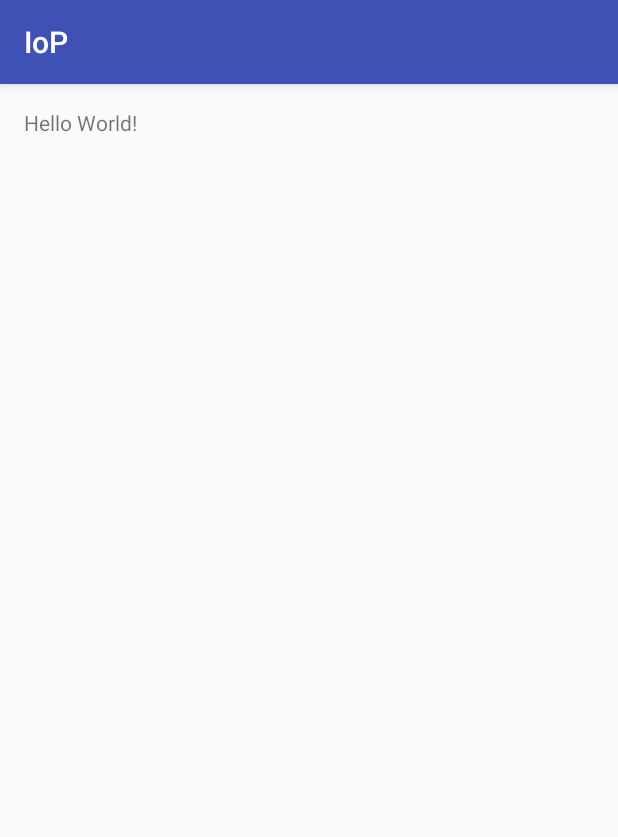
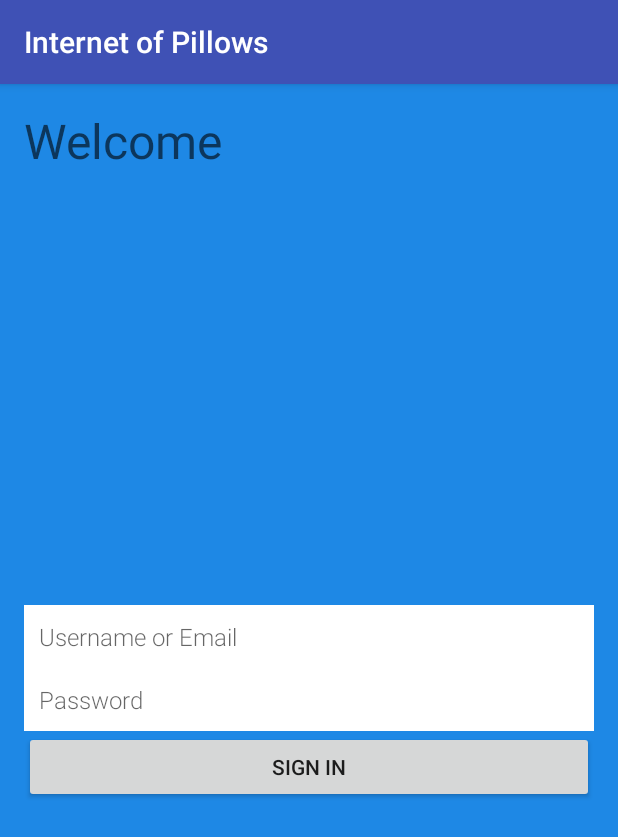
Before and after one commit to g-suraj/ICHack2017, an Android app: the screen it shows after launch (MainActivity), on a phone screen of 412 x 824 dp. Shown: the top 837 px of the screen. Run offline under Robolectric (Android 15) with nearby library versions, the phone set to English and light mode, and no system bars.

Commit message:
Basic login screen

```diff
--- a/IoP/app/src/main/AndroidManifest.xml
+++ b/IoP/app/src/main/AndroidManifest.xml
@@ -8,6 +8,7 @@
         android:label="@string/app_name"
         android:supportsRtl="true"
         android:theme="@style/AppTheme">
+
         <activity android:name=".MainActivity">
             <intent-filter>
                 <action android:name="android.intent.action.MAIN" />
--- a/IoP/app/src/main/res/layout/activity_main.xml
+++ b/IoP/app/src/main/res/layout/activity_main.xml
@@ -1,17 +1,54 @@
 <?xml version="1.0" encoding="utf-8"?>
-<RelativeLayout xmlns:android="http://schemas.android.com/apk/res/android"
-    xmlns:tools="http://schemas.android.com/tools"
-    android:id="@+id/activity_main"
+
+<LinearLayout xmlns:android="http://schemas.android.com/apk/res/android"
+    xmlns:tools="http://schemas.ajkndroid.com/tools"
+    android:background="@color/bg"
     android:layout_width="match_parent"
     android:layout_height="match_parent"
-    android:paddingBottom="@dimen/activity_vertical_margin"
-    android:paddingLeft="@dimen/activity_horizontal_margin"
-    android:paddingRight="@dimen/activity_horizontal_margin"
-    android:paddingTop="@dimen/activity_vertical_margin"
-    tools:context="ioichack2017.github.httpscontactgsuraj.iop.MainActivity">
+    android:orientation="vertical"
+    android:paddingLeft="16dp"
+    android:paddingRight="16dp">
 
     <TextView
-        android:layout_width="wrap_content"
+        android:id="@+id/edit_message"
+        android:layout_width="match_parent"
         android:layout_height="wrap_content"
-        android:text="Hello World!" />
-</RelativeLayout>
+        android:hint="@string/welcome"
+        android:paddingTop="16dp"
+        android:textSize="32sp" />
+
+    <LinearLayout xmlns:android="http://schemas.android.com/apk/res/android"
+        xmlns:tools="http://schemas.ajkndroid.com/tools"
+        android:layout_width="match_parent"
+        android:layout_height="match_parent"
+        android:orientation="vertical"
+        android:gravity="center_vertical"
+        android:paddingRight="0dp">
+
+        <EditText
+            android:fontFamily="sans-serif-light"
+            style="@style/FullWidthEditText"
+            android:id="@+id/editText2"
+            android:layout_width="match_parent"
+            android:layout_height="wrap_content"
+            android:hint="@string/username" />
+
+        <EditText
+            android:fontFamily="sans-serif-light"
+            style="@style/FullWidthEditText"
+            android:id="@+id/editText1"
+            android:layout_width="match_parent"
+            android:layout_height="wrap_content"
+            android:paddingBottom="10dp"
+            android:hint="@string/password" />
+
+        <Button
+            android:id="@+id/button"
+            android:layout_width="match_parent"
+            android:layout_height="wrap_content"
+            android:onClick="login"
+            android:text="@string/signIn" />
+
+    </LinearLayout>
+
+</LinearLayout>
--- a/IoP/app/src/main/res/values/strings.xml
+++ b/IoP/app/src/main/res/values/strings.xml
@@ -1,3 +1,10 @@
 <resources>
-    <string name="app_name">IoP</string>
+    <color name="bg">#1E88E5</color>
+    <color name="white">#FFFFFF</color>
+
+    <string name="app_name">Internet of Pillows</string>
+    <string name="welcome">Welcome</string>
+    <string name="signIn">Sign In</string>
+    <string name="username">Username or Email</string>
+    <string name="password">Password</string>
 </resources>
--- a/IoP/app/src/main/res/values/styles.xml
+++ b/IoP/app/src/main/res/values/styles.xml
@@ -8,4 +8,17 @@
         <item name="colorAccent">@color/colorAccent</item>
     </style>
 
+    <style name="AppTheme_noTitle." parent="Theme.AppCompat.Light.NoActionBar">
+        <!-- Customize your theme here. -->
+        <item name="colorPrimary">@color/colorPrimary</item>
+        <item name="colorPrimaryDark">@color/colorPrimaryDark</item>
+        <item name="colorAccent">@color/colorAccent</item>
+    </style>
+
+    <style name="FullWidthEditText" parent="Widget.AppCompat.EditText">
+        <item name="android:padding">10dp</item>
+        <item name="android:background">@color/white</item>
+        <item name="android:textSize">@dimen/abc_text_size_subhead_material</item>
+    </style>
+
 </resources>
```
